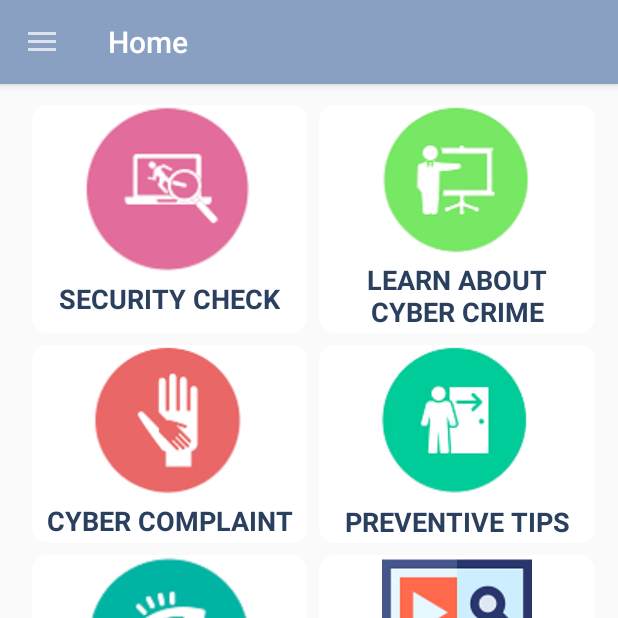
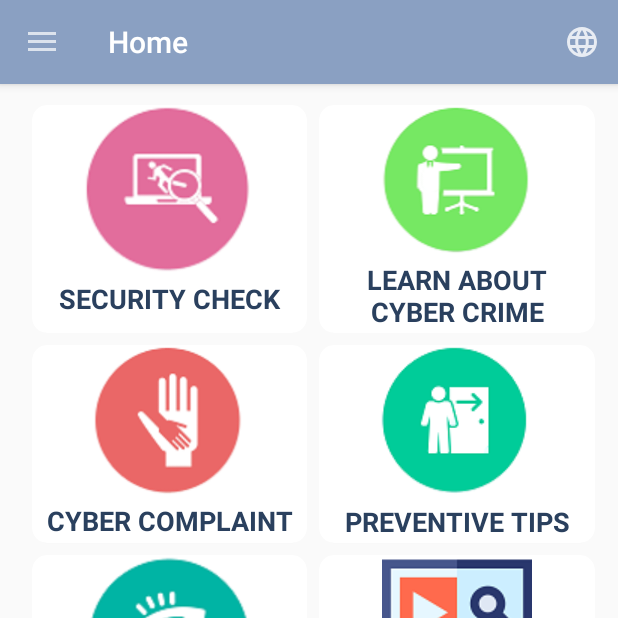
Before and after one commit to Pranavjain23/CyberSecurity, an Android app: the screen it shows after launch (MainActivity), on a phone screen of 412 x 824 dp, the top half of it. Run offline under Robolectric (Android 15) with nearby library versions, the phone set to English and light mode, and no system bars.

Commit message:
App finalising 2.0

```diff
--- a/app/src/main/java/com/csao/cybersecurity/fragment/HomeFragment.kt
+++ b/app/src/main/java/com/csao/cybersecurity/fragment/HomeFragment.kt
@@ -2,16 +2,15 @@
 
 import android.content.Context
 import android.os.Bundle
+import android.view.*
 import androidx.fragment.app.Fragment
-import android.view.LayoutInflater
-import android.view.View
-import android.view.ViewGroup
 import androidx.recyclerview.widget.GridLayoutManager
 import androidx.recyclerview.widget.LinearLayoutManager
 import androidx.recyclerview.widget.RecyclerView
 import com.csao.cybersecurity.R
 import com.csao.cybersecurity.adapter.HomeRecyclerAdapter
 import com.csao.cybersecurity.model.Home
+import java.util.*
 
 
 class HomeFragment : Fragment() {
@@ -44,6 +43,7 @@
     ): View? {
         // Inflate the layout for this fragment
         val view= inflater.inflate(R.layout.fragment_home, container, false)
+        setHasOptionsMenu(true)
 
 
         recyclerHome = view.findViewById(R.id.recyclerHome)
@@ -55,6 +55,16 @@
 
         return view
     }
+    override fun onCreateOptionsMenu(menu: Menu, inflater: MenuInflater) {
+        inflater?.inflate(R.menu.menu_home,menu)
+    }
+    override fun onOptionsItemSelected(item: MenuItem): Boolean {
+        if(item.itemId == R.id.action_help){
 
+        }
+        recyclerAdapter.notifyDataSetChanged()
+
+        return super.onOptionsItemSelected(item)
+    }
 
 }
--- /dev/null
+++ b/app/src/main/res/drawable-anydpi/ic_action_help.xml
@@ -0,0 +1,11 @@
+<vector xmlns:android="http://schemas.android.com/apk/res/android"
+    android:width="24dp"
+    android:height="24dp"
+    android:viewportWidth="24"
+    android:viewportHeight="24"
+    android:tint="#FFFFFF"
+    android:alpha="0.8">
+  <path
+      android:fillColor="@android:color/white"
+      android:pathData="M11.99,2C6.47,2 2,6.48 2,12s4.47,10 9.99,10C17.52,22 22,17.52 22,12S17.52,2 11.99,2zM18.92,8h-2.95c-0.32,-1.25 -0.78,-2.45 -1.38,-3.56 1.84,0.63 3.37,1.91 4.33,3.56zM12,4.04c0.83,1.2 1.48,2.53 1.91,3.96h-3.82c0.43,-1.43 1.08,-2.76 1.91,-3.96zM4.26,14C4.1,13.36 4,12.69 4,12s0.1,-1.36 0.26,-2h3.38c-0.08,0.66 -0.14,1.32 -0.14,2 0,0.68 0.06,1.34 0.14,2L4.26,14zM5.08,16h2.95c0.32,1.25 0.78,2.45 1.38,3.56 -1.84,-0.63 -3.37,-1.9 -4.33,-3.56zM8.03,8L5.08,8c0.96,-1.66 2.49,-2.93 4.33,-3.56C8.81,5.55 8.35,6.75 8.03,8zM12,19.96c-0.83,-1.2 -1.48,-2.53 -1.91,-3.96h3.82c-0.43,1.43 -1.08,2.76 -1.91,3.96zM14.34,14L9.66,14c-0.09,-0.66 -0.16,-1.32 -0.16,-2 0,-0.68 0.07,-1.35 0.16,-2h4.68c0.09,0.65 0.16,1.32 0.16,2 0,0.68 -0.07,1.34 -0.16,2zM14.59,19.56c0.6,-1.11 1.06,-2.31 1.38,-3.56h2.95c-0.96,1.65 -2.49,2.93 -4.33,3.56zM16.36,14c0.08,-0.66 0.14,-1.32 0.14,-2 0,-0.68 -0.06,-1.34 -0.14,-2h3.38c0.16,0.64 0.26,1.31 0.26,2s-0.1,1.36 -0.26,2h-3.38z"/>
+</vector>
--- /dev/null
+++ b/app/src/main/res/menu/menu_home.xml
@@ -0,0 +1,13 @@
+<?xml version="1.0" encoding="utf-8"?>
+<menu xmlns:android="http://schemas.android.com/apk/res/android"
+    xmlns:app="http://schemas.android.com/apk/res-auto">
+
+
+        <item
+            android:id="@+id/action_help"
+            android:icon="@drawable/ic_action_help"
+            android:title="help"
+            android:orderInCategory="100"
+            app:showAsAction="always"/>
+
+</menu>
```
Also changed, not shown: app/src/main/res/drawable-anydpi/ic_action_name.xml (added, +11 -0 lines), app/src/main/res/drawable-hdpi/ic_action_help.png (added), app/src/main/res/drawable-hdpi/ic_action_name.png (added), app/src/main/res/drawable-mdpi/ic_action_help.png (added), app/src/main/res/drawable-mdpi/ic_action_name.png (added), app/src/main/res/drawable-xhdpi/ic_action_help.png (added), app/src/main/res/drawable-xhdpi/ic_action_name.png (added), app/src/main/res/drawable-xxhdpi/ic_action_help.png (added), app/src/main/res/drawable-xxhdpi/ic_action_name.png (added).
